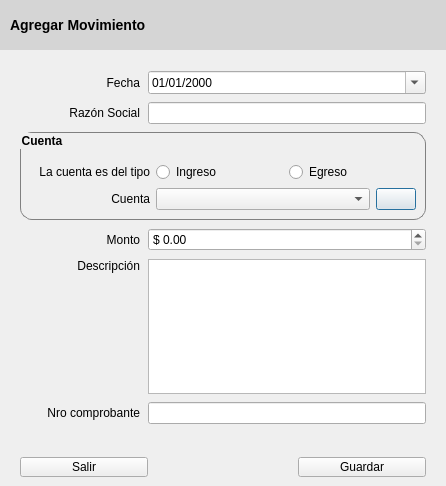
Qt form examples/Gestor-de-movimientos/movimiento/uis/add.ui (informaticameg/Plasta) before a commit.
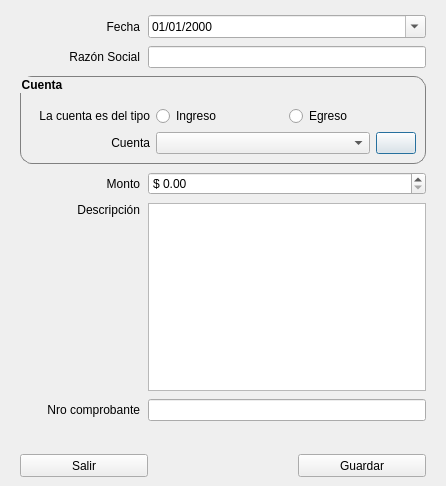
The same form after that commit. Icons and pictures are not drawn.

The edit to the form file:
```diff
--- a/examples/Gestor-de-movimientos/movimiento/uis/add.ui
+++ b/examples/Gestor-de-movimientos/movimiento/uis/add.ui
@@ -26,34 +26,6 @@
    <property name="bottomMargin">
     <number>4</number>
    </property>
-   <item>
-    <widget class="QLabel" name="lbTitulo">
-     <property name="sizePolicy">
-      <sizepolicy hsizetype="Minimum" vsizetype="Minimum">
-       <horstretch>0</horstretch>
-       <verstretch>0</verstretch>
-      </sizepolicy>
-     </property>
-     <property name="minimumSize">
-      <size>
-       <width>0</width>
-       <height>50</height>
-      </size>
-     </property>
-     <property name="styleSheet">
-      <string notr="true">QLabel{
-font: bold 14px;
-	background-color: rgb(213, 213, 213);
-}</string>
-     </property>
-     <property name="text">
-      <string>Agregar Movimiento</string>
-     </property>
-     <property name="indent">
-      <number>10</number>
-     </property>
-    </widget>
-   </item>
    <item>
     <layout class="QVBoxLayout" name="verticalLayout_2">
      <property name="spacing">
```
Left out of the diff: 6 changed lines with no effect on the pictures.
